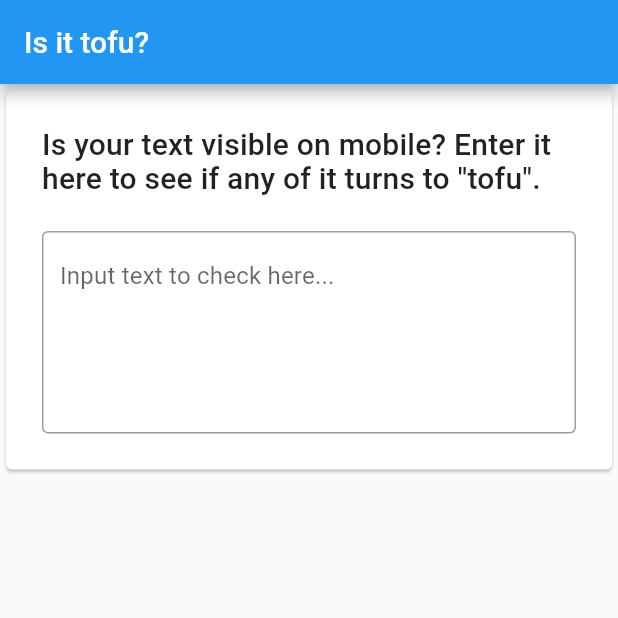
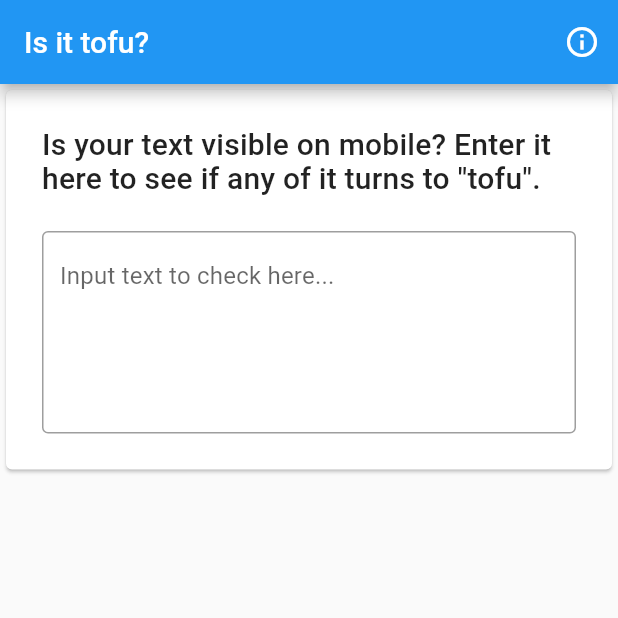
Before and after one commit to amake/isittofu, a Flutter app: the screen it shows after launch, on a phone screen of 412 x 824 dp, the top half of it. Run offline on Flutter 3.47's test engine with Material 2 defaults, Android fonts, the phone set to English and light mode, and no system bars; missing offline and left inert: bloom_filter, dart:html.

Commit message:
Add link to website in appbar

```diff
--- a/lib/text_analysis_page.dart
+++ b/lib/text_analysis_page.dart
@@ -3,6 +3,7 @@ import 'package:flutter/widgets.dart';
 import 'package:isittofu/analyzer.dart';
 import 'package:isittofu/window/window.dart';
 import 'package:provider/provider.dart';
+import 'package:url_launcher/url_launcher.dart';
 
 class TextAnalysisModel extends ChangeNotifier with CharacterTableSource {
   TextAnalysisModel(this.context, {String initialText}) {
@@ -47,6 +48,12 @@ class TextAnalysisPage extends StatelessWidget {
     return Scaffold(
       appBar: AppBar(
         title: const Text('Is it tofu?'),
+        actions: <Widget>[
+          IconButton(
+            icon: Icon(Icons.info_outline),
+            onPressed: () => launch('https://github.com/amake/isittofu'),
+          )
+        ],
       ),
       body: ChangeNotifierProvider(
         create: (context) =>
--- a/pubspec.yaml
+++ b/pubspec.yaml
@@ -10,6 +10,7 @@ dependencies:
     sdk: flutter
   cupertino_icons: ^0.1.2
   provider: ^4.0.0
+  url_launcher: ^5.4.1
   bloom_filter:
 #    path: ../bloom_filter
     git:
```
Also changed, not shown: pubspec.lock.
